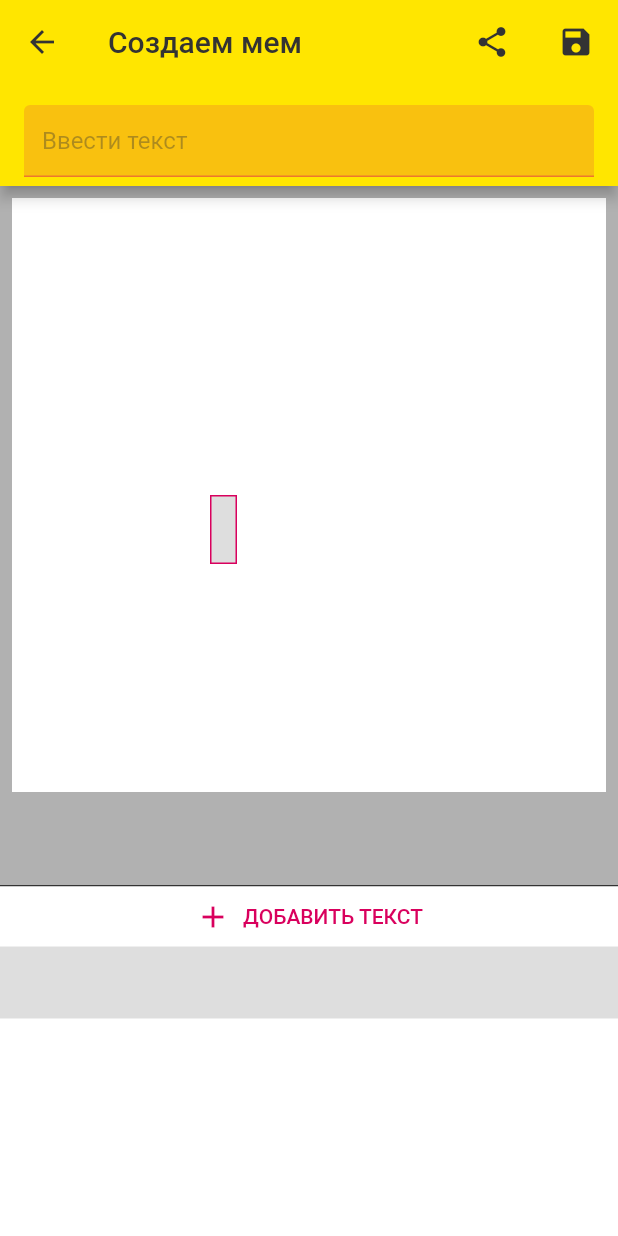
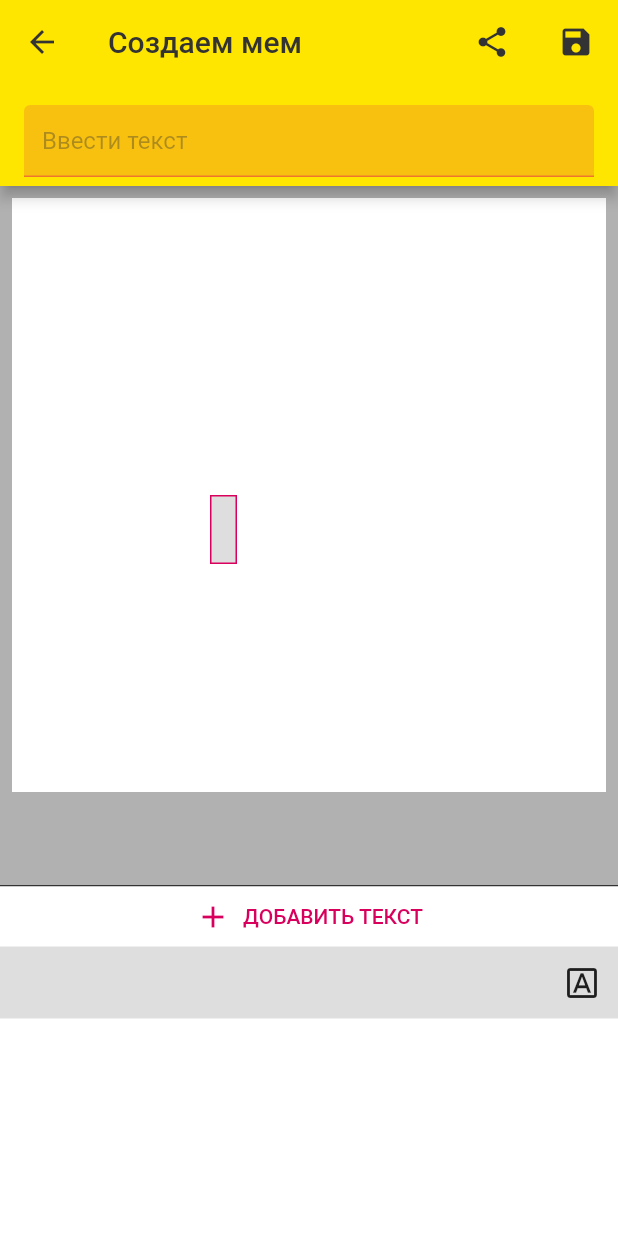
Before and after one commit to 77thecoder/flutter_skillbranc_memogenerator, a Flutter app: the CreateMemePage screen opened directly, after a tap on "ДОБАВИТЬ ТЕКСТ", on a phone screen of 412 x 824 dp. Run offline on Flutter 3.47's test engine with Material 2 defaults, Android fonts, the phone set to English and light mode, and no system bars; drawn by our look-alikes of screenshot; our stand-ins replace equatable, google_fonts, image_picker, rxdart, share_plus, shared_preferences; accounts and stored records are empty.

Commit message:
Код урока. bottomSheet

```diff
--- a/lib/presentation/create_meme/create_meme_page.dart
+++ b/lib/presentation/create_meme/create_meme_page.dart
@@ -2,6 +2,8 @@ import 'dart:io';
 
 import 'package:flutter/material.dart';
 import 'package:memogenerator/presentation/create_meme/create_meme_bloc.dart';
+import 'package:memogenerator/presentation/create_meme/font_settings_bottom_sheet.dart';
+import 'package:memogenerator/presentation/create_meme/meme_text_on_canvas.dart';
 import 'package:memogenerator/presentation/create_meme/models/meme_text.dart';
 import 'package:memogenerator/presentation/create_meme/models/meme_text_with_offset.dart';
 import 'package:memogenerator/presentation/create_meme/models/meme_text_with_selection.dart';
@@ -253,10 +255,29 @@ class BottomMemeText extends StatelessWidget {
         alignment: Alignment.centerLeft,
         color: item.selected ? AppColors.darkGrey16 : Colors.white,
         height: 48,
-        padding: const EdgeInsets.symmetric(horizontal: 16),
-        child: Text(
-          item.memeText.text,
-          style: const TextStyle(color: AppColors.darkGrey, fontSize: 16),
+        child: Row(
+          children: [
+            const SizedBox(width: 16),
+            Expanded(
+              child: Text(
+                item.memeText.text,
+                style: const TextStyle(color: AppColors.darkGrey, fontSize: 16),
+              ),
+            ),
+            const SizedBox(width: 4),
+            GestureDetector(
+              onTap: () {
+                showModalBottomSheet(context: context, builder: (builder) {
+                  return FontSettingsBottomSheet(memeText: item.memeText);
+                });
+              },
+              child: const Padding(
+                padding: EdgeInsets.all(8),
+                child: Icon(Icons.font_download_outlined),
+              ),
+            ),
+            const SizedBox(width: 4),
+          ],
         ),
       ),
     );
@@ -422,42 +443,6 @@ class _DraggableMemeTextState extends State<DraggableMemeText> {
   }
 }
 
-class MemeTextOnCanvas extends StatelessWidget {
-  const MemeTextOnCanvas({
-    Key? key,
-    required this.padding,
-    required this.selected,
-    required this.parentConstraints,
-    required this.text,
-  }) : super(key: key);
-
-  final double padding;
-  final bool selected;
-  final BoxConstraints parentConstraints;
-  final String text;
-
-  @override
-  Widget build(BuildContext context) {
-    return Container(
-      constraints: BoxConstraints(
-        maxWidth: parentConstraints.maxWidth,
-        maxHeight: parentConstraints.maxHeight,
-      ),
-      padding: EdgeInsets.all(padding),
-      decoration: BoxDecoration(
-        color: selected ? AppColors.darkGrey16 : null,
-        border: Border.all(
-            color: selected ? AppColors.fuchsia : Colors.transparent, width: 1),
-      ),
-      child: Text(
-        text,
-        textAlign: TextAlign.center,
-        style: const TextStyle(color: Colors.black, fontSize: 24),
-      ),
-    );
-  }
-}
-
 class AddNewMemeTextButton extends StatelessWidget {
   const AddNewMemeTextButton({Key? key}) : super(key: key);
 
--- /dev/null
+++ b/lib/presentation/create_meme/meme_text_on_canvas.dart
@@ -0,0 +1,38 @@
+import 'package:flutter/material.dart';
+import 'package:memogenerator/resources/app_colors.dart';
+
+class MemeTextOnCanvas extends StatelessWidget {
+  const MemeTextOnCanvas({
+    Key? key,
+    required this.padding,
+    required this.selected,
+    required this.parentConstraints,
+    required this.text,
+  }) : super(key: key);
+
+  final double padding;
+  final bool selected;
+  final BoxConstraints parentConstraints;
+  final String text;
+
+  @override
+  Widget build(BuildContext context) {
+    return Container(
+      constraints: BoxConstraints(
+        maxWidth: parentConstraints.maxWidth,
+        maxHeight: parentConstraints.maxHeight,
+      ),
+      padding: EdgeInsets.all(padding),
+      decoration: BoxDecoration(
+        color: selected ? AppColors.darkGrey16 : null,
+        border: Border.all(
+            color: selected ? AppColors.fuchsia : Colors.transparent, width: 1),
+      ),
+      child: Text(
+        text,
+        textAlign: TextAlign.center,
+        style: const TextStyle(color: Colors.black, fontSize: 24),
+      ),
+    );
+  }
+}
```
Also changed, not shown: lib/presentation/create_meme/font_settings_bottom_sheet.dart (added, +42 -0 lines).
